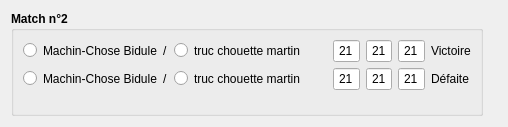
Before: the Qt Designer form mainwindow/btmQMatchWidget.ui in dsarrut/btm, drawn with Qt 5.
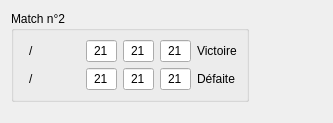
After: the same form once the commit is applied. Custom widgets are drawn as their Qt base class.

The edit to the form file:
```diff
--- a/mainwindow/btmQMatchWidget.ui
+++ b/mainwindow/btmQMatchWidget.ui
@@ -6,20 +6,20 @@
    <rect>
     <x>0</x>
     <y>0</y>
-    <width>508</width>
-    <height>127</height>
+    <width>333</width>
+    <height>123</height>
    </rect>
   </property>
   <property name="windowTitle">
    <string>Form</string>
   </property>
-  <layout class="QGridLayout" name="gridLayout">
+  <layout class="QGridLayout" name="gridLayout_2">
    <item row="0" column="0">
     <widget class="QGroupBox" name="groupBox">
      <property name="font">
       <font>
-       <weight>75</weight>
-       <bold>true</bold>
+       <weight>50</weight>
+       <bold>false</bold>
       </font>
      </property>
      <property name="title">
@@ -34,50 +34,17 @@
      <property name="checked">
       <bool>false</bool>
      </property>
-     <layout class="QGridLayout" name="gridLayout_2">
-      <item row="1" column="0">
-       <spacer name="verticalSpacer">
-        <property name="orientation">
-         <enum>Qt::Vertical</enum>
-        </property>
-        <property name="sizeHint" stdset="0">
-         <size>
-          <width>20</width>
-          <height>14</height>
-         </size>
-        </property>
-       </spacer>
-      </item>
+     <layout class="QGridLayout" name="gridLayout">
       <item row="0" column="0">
-       <layout class="QHBoxLayout" name="horizontalLayout_6">
+       <layout class="QHBoxLayout" name="horizontalLayout_7">
+        <item>
+         <layout class="QVBoxLayout" name="verticalLayout_3">
         <item>
          <layout class="QHBoxLayout" name="horizontalLayout_5">
           <item>
-           <layout class="QVBoxLayout" name="verticalLayout_2">
-            <item>
              <layout class="QHBoxLayout" name="horizontalLayout">
               <item>
-               <widget class="QRadioButton" name="radioButtonTeam1Player1">
-                <property name="text">
-                 <string/>
-                </property>
-               </widget>
-              </item>
-              <item>
-               <widget class="QLabel" name="labelPlayer1">
-                <property name="font">
-                 <font>
-                  <weight>50</weight>
-                  <bold>false</bold>
-                 </font>
-                </property>
-                <property name="acceptDrops">
-                 <bool>true</bool>
-                </property>
-                <property name="text">
-                 <string>Machin-Chose Bidule</string>
-                </property>
-               </widget>
+               <widget class="QPlayerWidget" name="player1Widget" native="true"/>
               </item>
               <item>
                <widget class="QLabel" name="label_8">
@@ -93,24 +60,9 @@
                </widget>
               </item>
               <item>
-               <widget class="QRadioButton" name="radioButtonTeam1Player2">
-                <property name="text">
-                 <string/>
-                </property>
-               </widget>
+               <widget class="QPlayerWidget" name="player2Widget" native="true"/>
               </item>
-              <item>
-               <widget class="QLabel" name="labelPlayer2">
-                <property name="font">
-                 <font>
-                  <weight>50</weight>
-                  <bold>false</bold>
-                 </font>
-                </property>
-                <property name="text">
-                 <string>truc chouette martin</string>
-                </property>
-               </widget>
+             </layout>
               </item>
               <item>
                <spacer name="horizontalSpacer_4">
@@ -128,26 +80,11 @@
              </layout>
             </item>
             <item>
+           <layout class="QHBoxLayout" name="horizontalLayout_6">
+            <item>
              <layout class="QHBoxLayout" name="horizontalLayout_4">
               <item>
-               <widget class="QRadioButton" name="radioButtonTeam2Player1">
-                <property name="text">
-                 <string/>
-                </property>
-               </widget>
-              </item>
-              <item>
-               <widget class="QLabel" name="labelPlayer3">
-                <property name="font">
-                 <font>
-                  <weight>50</weight>
-                  <bold>false</bold>
-                 </font>
-                </property>
-                <property name="text">
-                 <string>Machin-Chose Bidule</string>
-                </property>
-               </widget>
+               <widget class="QPlayerWidget" name="player3Widget" native="true"/>
               </item>
               <item>
                <widget class="QLabel" name="label_9">
@@ -163,24 +100,9 @@
                </widget>
               </item>
               <item>
-               <widget class="QRadioButton" name="radioButtonTeam2Player2">
-                <property name="text">
-                 <string/>
-                </property>
-               </widget>
+               <widget class="QPlayerWidget" name="player4Widget" native="true"/>
               </item>
-              <item>
-               <widget class="QLabel" name="labelPlayer4">
-                <property name="font">
-                 <font>
-                  <weight>50</weight>
-                  <bold>false</bold>
-                 </font>
-                </property>
-                <property name="text">
-                 <string>truc chouette martin</string>
-                </property>
-               </widget>
+             </layout>
               </item>
               <item>
                <spacer name="horizontalSpacer_3">
@@ -385,10 +307,8 @@
             </item>
            </layout>
           </item>
-         </layout>
-        </item>
         <item>
-         <layout class="QVBoxLayout" name="verticalLayout_3">
+         <layout class="QVBoxLayout" name="verticalLayout_2">
           <item>
            <widget class="QLabel" name="labelTeam1Status">
             <property name="font">
@@ -441,8 +361,29 @@
      </property>
     </spacer>
    </item>
+   <item row="1" column="0">
+    <spacer name="verticalSpacer">
+     <property name="orientation">
+      <enum>Qt::Vertical</enum>
+     </property>
+     <property name="sizeHint" stdset="0">
+      <size>
+       <width>20</width>
+       <height>14</height>
+      </size>
+     </property>
+    </spacer>
+   </item>
   </layout>
  </widget>
+ <customwidgets>
+  <customwidget>
+   <class>QPlayerWidget</class>
+   <extends>QWidget</extends>
+   <header>btmQPlayerWidget.h</header>
+   <container>1</container>
+  </customwidget>
+ </customwidgets>
  <resources/>
  <connections/>
 </ui>
```
Left out of the diff: 3 changed lines with no effect on the pictures. Lines whose indentation alone changed are shown as unchanged.
